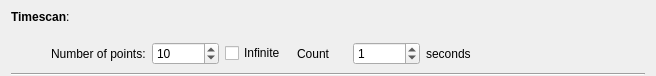
Above: nicos/clients/gui/cmdlets/timescan.ui from mlz-ictrl/nicos before the change. Below: the same form after it.
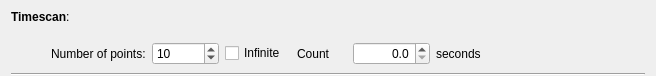
That is the form after the change.

Commit message: cmdlets: allow decimal seconds to be used as count time

```diff
--- a/nicos/clients/gui/cmdlets/timescan.ui
+++ b/nicos/clients/gui/cmdlets/timescan.ui
@@ -135,13 +135,16 @@
       </widget>
      </item>
      <item>
-      <widget class="QSpinBox" name="seconds">
-       <property name="maximum">
-        <number>1000000</number>
+      <widget class="QDoubleSpinBox" name="seconds">
+       <property name="alignment">
+        <set>Qt::AlignRight|Qt::AlignTrailing|Qt::AlignVCenter</set>
        </property>
-       <property name="value">
+       <property name="decimals">
         <number>1</number>
        </property>
+       <property name="maximum">
+        <double>1000000.000000000000000</double>
+       </property>
       </widget>
      </item>
      <item>
```
The commit also changes 4 other files.
